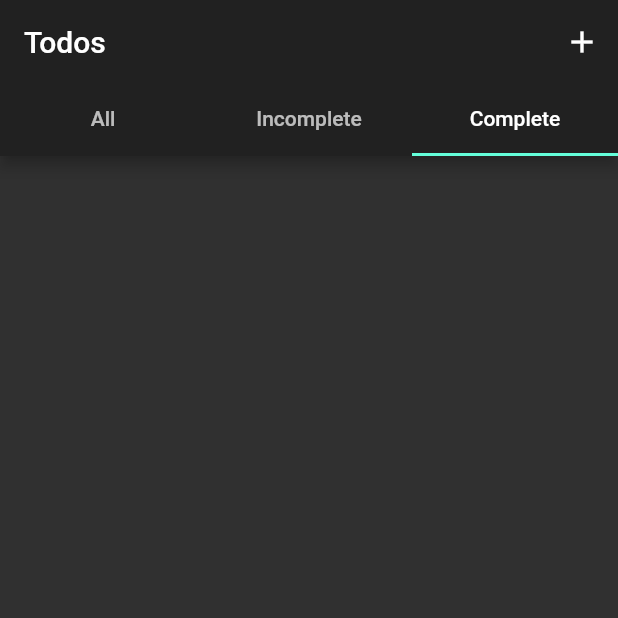
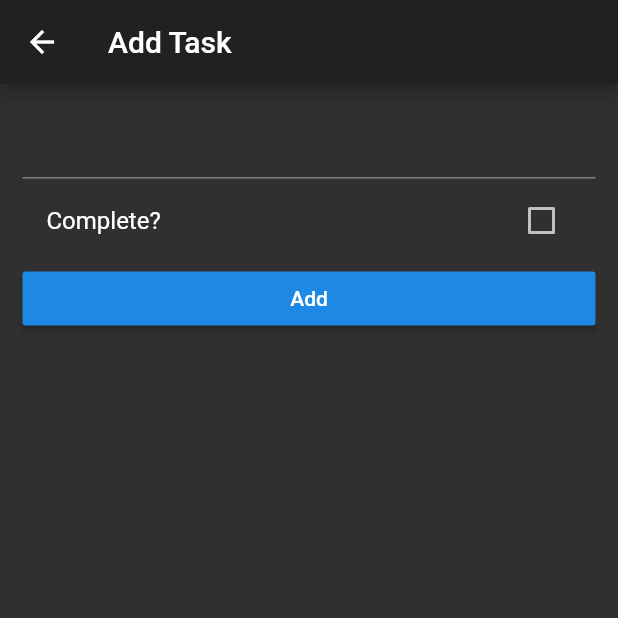
Before and after one commit to barriehadfield/flutter_todo, a Flutter app: the screen it shows after launch, tab 3 chosen, after a tap on the "add" icon, on a phone screen of 412 x 824 dp, the top half of it. Run offline on Flutter 3.47's test engine with Material 2 defaults, Android fonts, the phone set to English and light mode, and no system bars.

Commit message:
add tasks working

```diff
--- /dev/null
+++ b/lib/screens/add_tasks_screen.dart
@@ -0,0 +1,69 @@
+import 'package:flutter/material.dart';
+import 'package:provider/provider.dart';
+
+import 'package:todos/providers/todos_model.dart';
+import 'package:todos/models/task.dart';
+
+class AddTasksScreen extends StatefulWidget {
+  @override
+  _AddTasksScreenState createState() => _AddTasksScreenState();
+}
+
+class _AddTasksScreenState extends State<AddTasksScreen> {
+  final taskTitleController = TextEditingController();
+  bool completedStatus = false;
+
+  @override
+  void dispose() {
+    taskTitleController.dispose();
+    super.dispose();
+  }
+
+  void onAdd() {
+    final String textVal = taskTitleController.text;
+    final bool completed = completedStatus;
+    if (textVal.isNotEmpty) {
+      final Task todo = Task(
+        title: textVal,
+        completed: completed,
+      );
+      Provider.of<TodosModel>(context, listen: false).addTask(todo);
+      Navigator.pop(context);
+    }
+  }
+
+  @override
+  Widget build(BuildContext context) {
+    return Scaffold(
+      appBar: AppBar(
+        title: Text('Add Task'),
+      ),
+      body: ListView(
+        children: <Widget>[
+          Padding(
+            padding: EdgeInsets.all(15.0),
+            child: Container(
+              child: Column(
+                crossAxisAlignment: CrossAxisAlignment.stretch,
+                children: <Widget>[
+                  TextField(controller: taskTitleController),
+                  CheckboxListTile(
+                    value: completedStatus,
+                    onChanged: (checked) => setState(() {
+                      completedStatus = checked;
+                    }),
+                    title: Text('Complete?'),
+                  ),
+                  RaisedButton(
+                    child: Text('Add'),
+                    onPressed: onAdd,
+                  ),
+                ],
+              ),
+            ),
+          )
+        ],
+      ),
+    );
+  }
+}
--- a/lib/screens/home_screen.dart
+++ b/lib/screens/home_screen.dart
@@ -1,4 +1,6 @@
 import 'package:flutter/material.dart';
+
+import 'package:todos/screens/add_tasks_screen.dart';
 
 import 'package:todos/tabs/all_tasks.dart';
 import 'package:todos/tabs/completed_tasks.dart';
@@ -27,7 +29,14 @@ class _HomeScreenState extends State<HomeScreen>
         actions: <Widget>[
           IconButton(
             icon: Icon(Icons.add),
-            onPressed: () {},
+            onPressed: () {
+              Navigator.push(
+                context,
+                MaterialPageRoute(
+                  builder: (context) => AddTasksScreen(),
+                ),
+              );
+            },
           ),
         ],
         bottom: TabBar(
```
